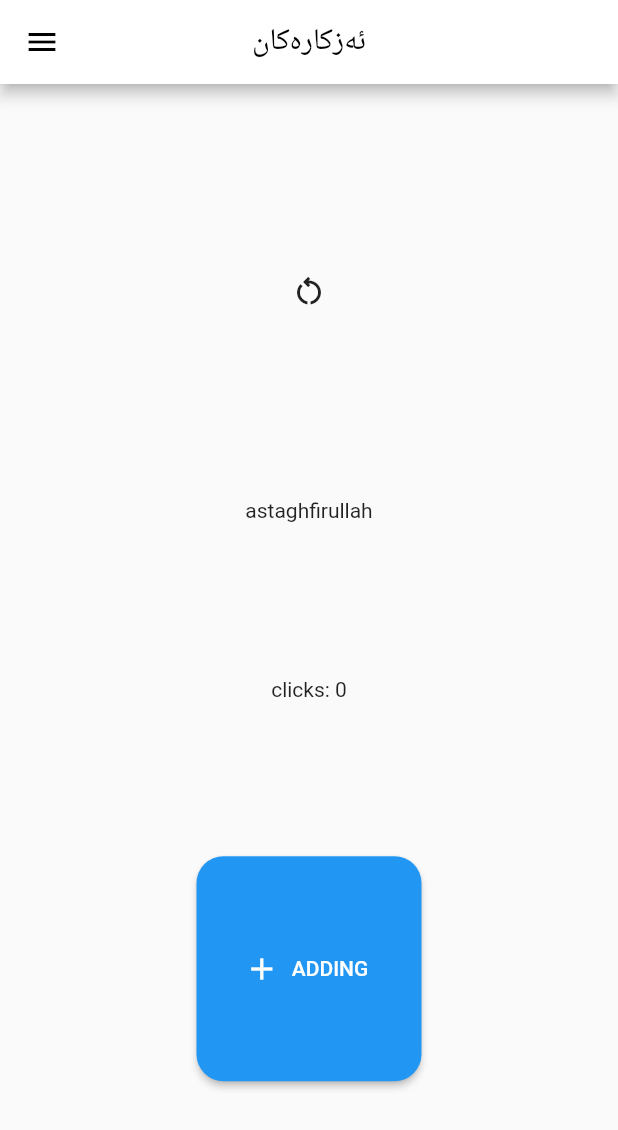
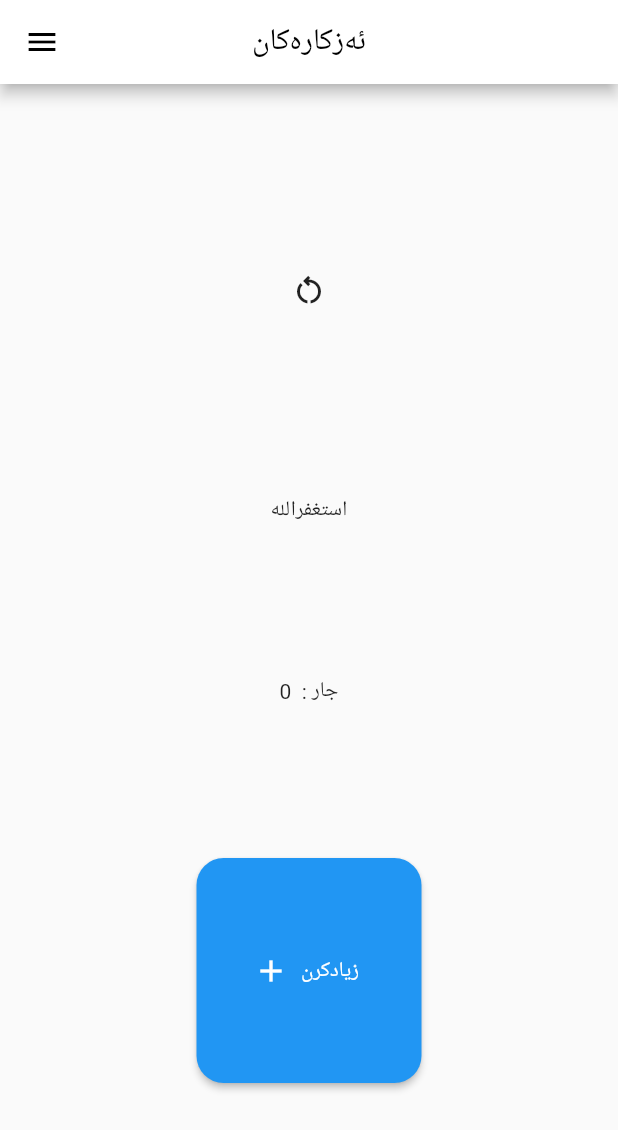
Before and after one commit to Mohamed-173/language_theme_dynamic, a Flutter app: the screen it shows after launch, on a phone screen of 412 x 824 dp. Shown: the top 1130 px of the screen. Run offline on Flutter 3.47's test engine with Material 2 defaults, Android fonts, the phone set to English and light mode, and no system bars; our stand-ins replace get, shared_preferences.

Commit message:
v 0.3.7 need beautiful ui and some idea

```diff
--- a/lib/getcontroller/get_controller.dart
+++ b/lib/getcontroller/get_controller.dart
@@ -78,7 +78,7 @@ class Controller extends GetxController with StateMixin {
     final _prefs = await prefs;
     _prefs.setInt(countKey, count.value);
 
-    /// update methode like
+    /// update methode like notifirelistener
     update();
   }
 
--- a/lib/language/ar.dart
+++ b/lib/language/ar.dart
@@ -5,4 +5,9 @@ const Map<String, String> ar = {
   "about": "عن البرنامج",
   "isDark": "السمات",
   "userProfile": "ملف تعريفي للمستخدم",
+  "azkar": "استغفرالله",
+  "add": "أضاف",
+  "reset": "إعادة تنضيد",
+  "number": "عدد",
+  "clicks": "نقرات",
 };
--- a/lib/language/en.dart
+++ b/lib/language/en.dart
@@ -5,4 +5,9 @@ const Map<String, String> en = {
   "about": "about",
   "isDark": "theme",
   "userProfile": "userProfile",
+  "azkar": "astaghfirullah",
+  "add": "Add",
+  "reset": "reset",
+  "number": "No",
+  "clicks": "clicks",
 };
--- a/lib/language/ku.dart
+++ b/lib/language/ku.dart
@@ -5,4 +5,9 @@ const Map<String, String> ku = {
   "about": "دەربارە",
   "isDark": "دۆخی شاشە",
   "userProfile": "پڕۆفایلی بەکاربەر",
+  "azkar": "استغفرالله",
+  "add": "زیادکرن",
+  "reset": "نوێ کردنەوە",
+  "number": "ژمارە",
+  "clicks": "جار",
 };
--- a/lib/screens/home_ui.dart
+++ b/lib/screens/home_ui.dart
@@ -65,10 +65,10 @@ class _HomePageState extends State<HomePage> {
                   },
                   icon: const Icon(Icons.restart_alt_outlined)),
             ),
-            const Text("astaghfirullah"),
+            Text("azkar".tr),
             GetX<Controller>(
                 builder: (_) => Text(
-                      'clicks: ${controller.count}',
+                      "clicks".tr + " : " + ' ${controller.count}',
                     )),
             SizedBox(
               width: 150,
@@ -80,7 +80,7 @@ class _HomePageState extends State<HomePage> {
                 icon: const Icon(
                   Icons.add,
                 ),
-                label: const Text("ADDING"),
+                label: Text("add".tr),
                 style: ButtonStyle(
                   shape: MaterialStateProperty.all<RoundedRectangleBorder>(
                     RoundedRectangleBorder(
```
Also changed, not shown: lib/handtool/modtools.dart (+15 -15 lines), pubspec.lock, 1 other file.
